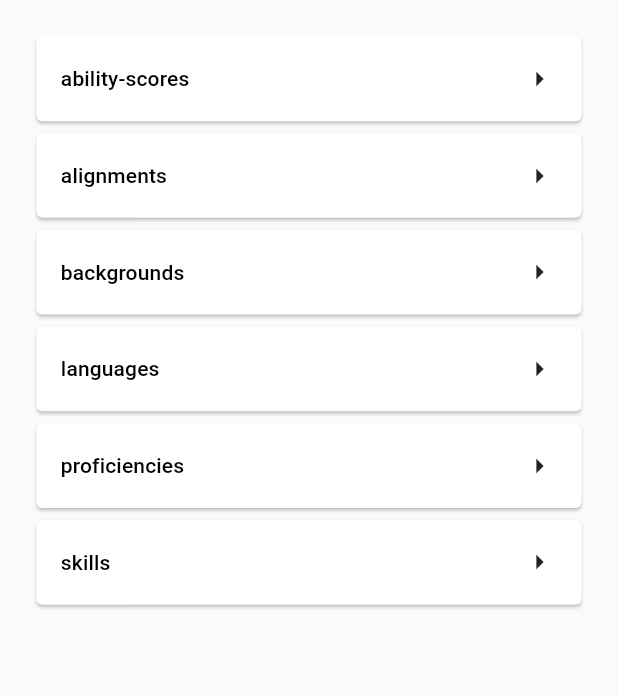
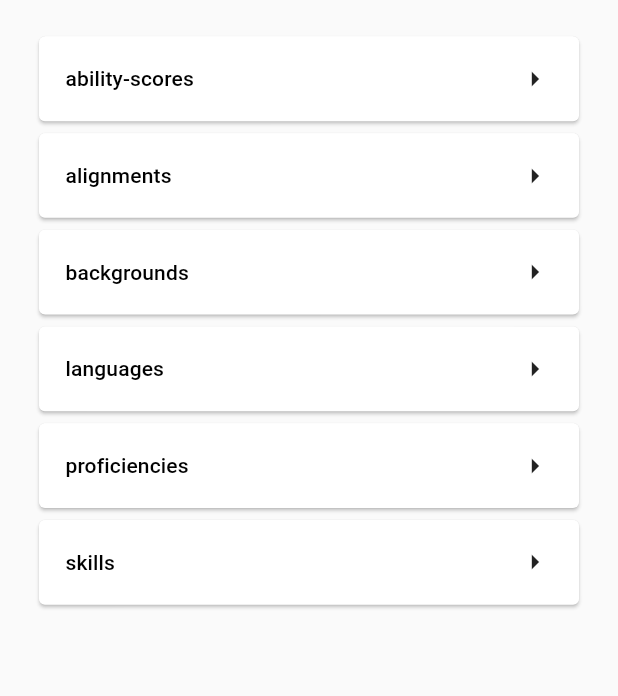
Before and after one commit to niyaz1998/dnd5_character_creator, a Flutter app: the screen it shows after launch, on a phone screen of 412 x 824 dp. Shown: the top 696 px of the screen. Run offline on Flutter 3.47's test engine with Material 2 defaults, Android fonts, the phone set to English and light mode, and no system bars; our stand-ins replace auto_route, device_preview, dio, flutter_bloc, flutter_screenutil, freezed_annotation and 3 more.

Commit message:
рефакторинг

```diff
--- a/lib/app/domain/model/async_field.dart
+++ b/lib/app/domain/model/async_field.dart
@@ -1,9 +1,9 @@
 import 'package:flutter/material.dart';
-import 'package:flutter_screenutil/flutter_screenutil.dart';
 import 'package:gin_app_logger/gin_app_logger.dart';
 
 import '../../presentation/widgets/common/gin_error_builder.dart';
 import '../../presentation/widgets/common/gin_loader.dart';
+import '../../utils/screen_util_utils/gin_edge_insets.dart';
 import 'gin_error.dart';
 
 typedef FieldUpdater<T> = void Function(AsyncField<T> field);
@@ -83,7 +83,7 @@ class AsyncField<T> {
   }) {
     if (hasError) {
       return Padding(
-        padding: EdgeInsets.all(20.h),
+        padding: GinEdgeInsets.all(20),
         child: GinErrorBuilder(
           onRefreshPressed: onRefreshPressed,
           refreshReasonKey: error!.rawError.toString(),
--- /dev/null
+++ b/lib/app/utils/screen_util_utils/gin_edge_insets.dart
@@ -0,0 +1,58 @@
+import 'package:flutter/material.dart';
+import 'package:flutter_screenutil/flutter_screenutil.dart';
+
+abstract class GinEdgeInsets {
+  /// НЕ использовать для добавления радиуса
+  /// .r - использует минимальное значение между шириной и высотой
+  /// если просто использовать его то он отработает не верно
+  static EdgeInsets all(double value) {
+    return EdgeInsets.symmetric(
+      horizontal: value.w,
+      vertical: value.h,
+    );
+  }
+
+  static EdgeInsets radius(double value) {
+    return EdgeInsets.all(value.r);
+  }
+
+  static EdgeInsets fromLTRB(
+    double left,
+    double top,
+    double right,
+    double bottom,
+  ) {
+    return EdgeInsets.fromLTRB(
+      left.w,
+      top.h,
+      right.w,
+      bottom.h,
+    );
+  }
+
+  static EdgeInsets only({
+    required double? left,
+    required double? top,
+    required double? right,
+    required double? bottom,
+  }) {
+    return EdgeInsets.only(
+      left: left?.w ?? 0,
+      top: top?.h ?? 0,
+      right: right?.w ?? 0,
+      bottom: bottom?.h ?? 0,
+    );
+  }
+
+  static EdgeInsets zero() {
+    return EdgeInsets.zero;
+  }
+
+  static EdgeInsets symmetric({
+    required double? vertical,
+    required double? horizontal,
+  }) {
+    return EdgeInsets.symmetric(
+        vertical: vertical?.h ?? 0, horizontal: horizontal?.w ?? 0);
+  }
+}
--- a/lib/features/library/presentation/components/category_card.dart
+++ b/lib/features/library/presentation/components/category_card.dart
@@ -1,8 +1,8 @@
 import 'package:auto_route/auto_route.dart';
 import 'package:flutter/material.dart';
-import 'package:flutter_screenutil/flutter_screenutil.dart';
 
 import '../../../../app/presentation/router/app_router.dart';
+import '../../../../app/utils/screen_util_utils/gin_edge_insets.dart';
 import '../../domain/entities/library_category_entity.dart';
 
 class CategoryCard extends StatelessWidget {
@@ -23,7 +23,7 @@ class CategoryCard extends StatelessWidget {
           ));
         },
         child: Padding(
-          padding: EdgeInsets.all(16.h),
+          padding: GinEdgeInsets.all(16),
           child: Row(
             children: [
               Expanded(
--- a/lib/features/library/presentation/components/category_item_card.dart
+++ b/lib/features/library/presentation/components/category_item_card.dart
@@ -1,9 +1,9 @@
 import 'package:auto_route/auto_route.dart';
 import 'package:flutter/material.dart';
-import 'package:flutter_screenutil/flutter_screenutil.dart';
 
 import '../../../../app/data/models/base/reference_base_model.codegen.dart';
 import '../../../../app/presentation/router/app_router.dart';
+import '../../../../app/utils/screen_util_utils/gin_edge_insets.dart';
 import '../../domain/state/library_category/library_category_cubit.dart';
 
 class CategoryItemCard extends StatelessWidget {
@@ -28,7 +28,7 @@ class CategoryItemCard extends StatelessWidget {
       },
       child: Card(
         child: Padding(
-          padding: EdgeInsets.all(8.h),
+          padding: GinEdgeInsets.all(8),
           child: Text(
             referenceBaseModel.name,
           ),
--- a/lib/features/library/presentation/pages/category_page.dart
+++ b/lib/features/library/presentation/pages/category_page.dart
@@ -1,11 +1,11 @@
 import 'package:auto_route/auto_route.dart';
 import 'package:flutter/material.dart';
 import 'package:flutter_bloc/flutter_bloc.dart';
-import 'package:flutter_screenutil/flutter_screenutil.dart';
 
 import '../../../../app/data/models/base/reference_base_model.codegen.dart';
 import '../../../../app/presentation/page/gin_base_page.dart';
 import '../../../../app/presentation/widgets/common/async_field_builder.dart';
+import '../../../../app/utils/screen_util_utils/gin_edge_insets.dart';
 import '../../../../di/service_locator.dart';
 import '../../domain/entities/library_category_entity.dart';
 import '../../domain/state/library_category/library_category_cubit.dart';
@@ -39,7 +39,7 @@ class CategoryPage extends GinBasePage {
             List<ReferenceBaseModel>>(
           fieldGetter: (state) => state.field,
           dataBuilder: (data) => ListView.builder(
-            padding: EdgeInsets.all(20.h),
+            padding: GinEdgeInsets.all(20),
             itemCount: data.length,
             itemBuilder: (BuildContext context, int index) => CategoryItemCard(
               referenceBaseModel: data[index],
--- a/lib/features/library/presentation/pages/library_page.dart
+++ b/lib/features/library/presentation/pages/library_page.dart
@@ -1,9 +1,9 @@
 import 'package:flutter/material.dart';
 import 'package:flutter_bloc/flutter_bloc.dart';
-import 'package:flutter_screenutil/flutter_screenutil.dart';
 
 import '../../../../app/presentation/page/gin_base_page.dart';
 import '../../../../app/presentation/widgets/common/async_field_builder.dart';
+import '../../../../app/utils/screen_util_utils/gin_edge_insets.dart';
 import '../../../../di/service_locator.dart';
 import '../../domain/entities/library_category_entity.dart';
 import '../../domain/state/library_categories/library_categories_cubit.dart';
@@ -30,7 +30,7 @@ class LibraryPage extends GinBasePage {
             List<LibraryCategoryEntity>>(
           fieldGetter: (state) => state.field,
           dataBuilder: (data) => ListView(
-            padding: EdgeInsets.all(20.h),
+            padding: GinEdgeInsets.all(20),
             children: data
                 .map((e) => CategoryCard(libraryCategoryEntity: e))
                 .toList(),
```
Also changed, not shown: lib/app/presentation/widgets/common/gin_loader.dart (+5 -4 lines), lib/app/utils/screen_util_utils/gin_sized_box.dart (added, +90 -0 lines).
